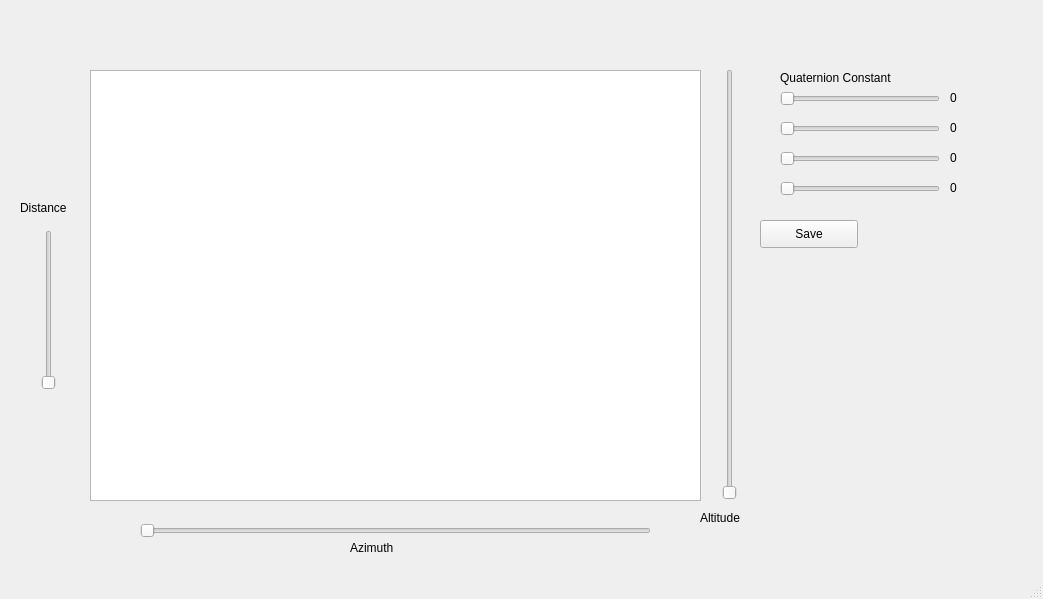
The window that src/gui/mainwindow.ui (zhehangd/qjulia2) describes before a commit, drawn with Qt 5.
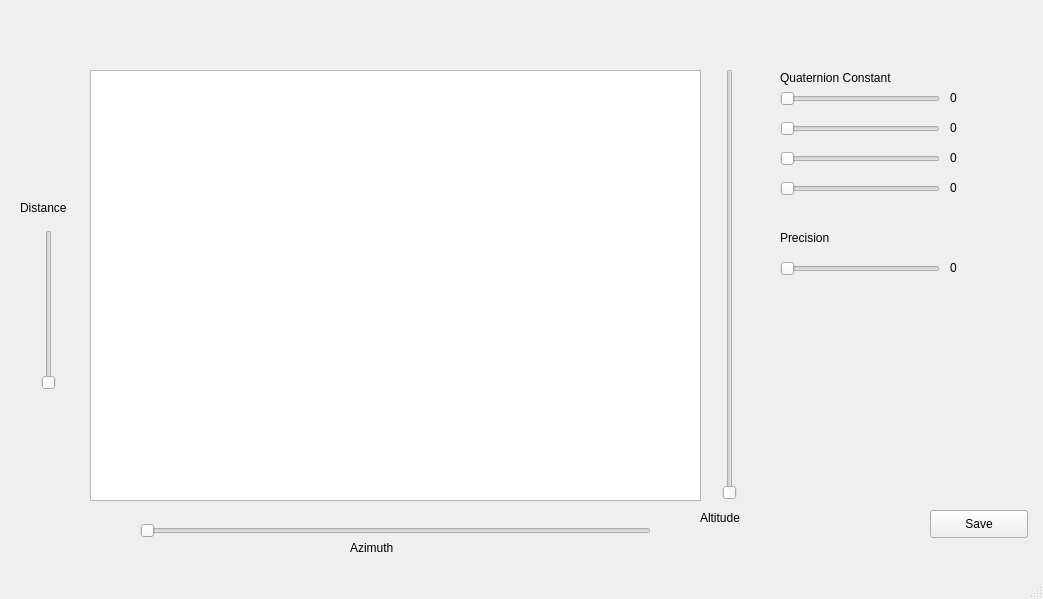
The same window after the commit.

Commit message: Precision slider

Patch:
```diff
--- a/src/gui/mainwindow.ui
+++ b/src/gui/mainwindow.ui
@@ -222,8 +222,8 @@
    <widget class="QPushButton" name="pushButton_save">
     <property name="geometry">
      <rect>
-      <x>760</x>
-      <y>220</y>
+      <x>930</x>
+      <y>510</y>
       <width>98</width>
       <height>28</height>
      </rect>
@@ -232,6 +232,45 @@
      <string>Save</string>
     </property>
    </widget>
+   <widget class="QSlider" name="slider_precision">
+    <property name="geometry">
+     <rect>
+      <x>780</x>
+      <y>260</y>
+      <width>160</width>
+      <height>18</height>
+     </rect>
+    </property>
+    <property name="orientation">
+     <enum>Qt::Horizontal</enum>
+    </property>
+   </widget>
+   <widget class="QLabel" name="label_precision">
+    <property name="geometry">
+     <rect>
+      <x>950</x>
+      <y>260</y>
+      <width>66</width>
+      <height>16</height>
+     </rect>
+    </property>
+    <property name="text">
+     <string>0</string>
+    </property>
+   </widget>
+   <widget class="QLabel" name="label_6">
+    <property name="geometry">
+     <rect>
+      <x>780</x>
+      <y>230</y>
+      <width>151</width>
+      <height>16</height>
+     </rect>
+    </property>
+    <property name="text">
+     <string>Precision</string>
+    </property>
+   </widget>
   </widget>
   <widget class="QMenuBar" name="menubar">
    <property name="geometry">
```
The commit also changes 3 other files.
